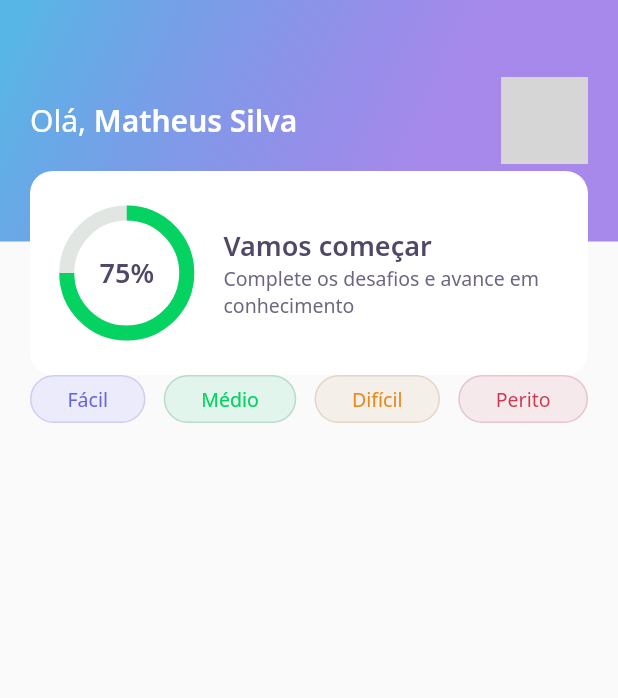
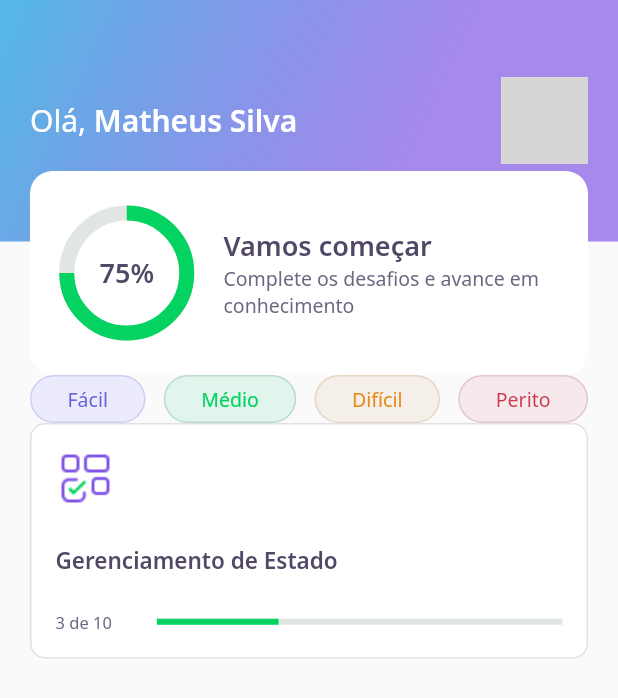
Before and after one commit to MFillipe/dev-quiz, a Flutter app: the screen it shows after launch, on a phone screen of 412 x 824 dp. Shown: the top 698 px of the screen. Run offline on Flutter 3.47's test engine with Material 2 defaults, Android fonts, the phone set to English and light mode, and no system bars; our stand-ins replace google_fonts; network calls fail; grey boxes are pictures that could not be loaded.

Commit message:
feat: add quizCard component

```diff
--- a/lib/home/home_page.dart
+++ b/lib/home/home_page.dart
@@ -1,5 +1,6 @@
 import 'package:DevQuiz/home/widgets/appbar/app_bar_widget.dart';
 import 'package:DevQuiz/home/widgets/level_button/level_button_widget.dart';
+import 'package:DevQuiz/home/widgets/quiz_card/quiz_card_widget.dart';
 import 'package:flutter/material.dart';
 
 class HomePage extends StatefulWidget {
@@ -16,7 +17,9 @@ class _HomePageState extends State<HomePage> {
       appBar: AppBarWidget(),
       body: Padding(
         padding: const EdgeInsets.symmetric(horizontal: 20),
-        child: Row(
+        child: Column(
+          children: [
+            Row(
               mainAxisAlignment: MainAxisAlignment.spaceBetween,
               children: [
                 LevelButtonWidget(
@@ -33,6 +36,9 @@ class _HomePageState extends State<HomePage> {
                 ),
               ],
             ),
+            QuizCardWidget()
+          ],
+        ),
       ),
     );
   }
--- /dev/null
+++ b/lib/home/widgets/quiz_card/quiz_card_widget.dart
@@ -0,0 +1,54 @@
+import 'dart:io';
+
+import 'package:DevQuiz/core/core.dart';
+import 'package:flutter/material.dart';
+
+class QuizCardWidget extends StatelessWidget {
+  const QuizCardWidget({Key key}) : super(key: key);
+
+  @override
+  Widget build(BuildContext context) {
+    return Container(
+      padding: EdgeInsets.all(16),
+      decoration: BoxDecoration(
+          border: Border.fromBorderSide(BorderSide(color: AppColors.border)),
+          color: AppColors.white,
+          borderRadius: BorderRadius.circular(10)),
+      child: Column(
+        crossAxisAlignment: CrossAxisAlignment.start,
+        children: [
+          Container(
+            height: 40,
+            width: 40,
+            child: Image.asset(AppImages.blocks),
+          ),
+          SizedBox(
+            height: 24,
+          ),
+          Text(
+            "Gerenciamento de Estado",
+            style: AppTextStyles.heading15,
+          ),
+          SizedBox(
+            height: 24,
+          ),
+          Row(
+            children: [
+              Expanded(
+                  flex: 1, child: Text("3 de 10", style: AppTextStyles.body11)),
+              Expanded(
+                flex: 4,
+                child: LinearProgressIndicator(
+                  value: 0.3,
+                  backgroundColor: AppColors.chartSecondary,
+                  valueColor:
+                      AlwaysStoppedAnimation<Color>(AppColors.chartPrimary),
+                ),
+              )
+            ],
+          )
+        ],
+      ),
+    );
+  }
+}
```
Lines whose indentation alone changed are shown as unchanged.
